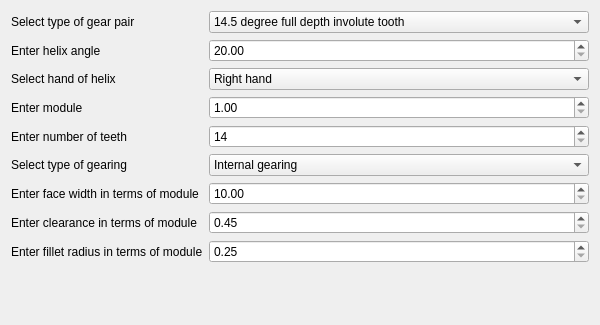
Old version of the form gui/gear/helical/ModelGui.ui in the repository absdarekar/modules-OctoCAD; both pictures show x 0 to 600 and y 0 to 325 of the 600 by 470 pixel window.
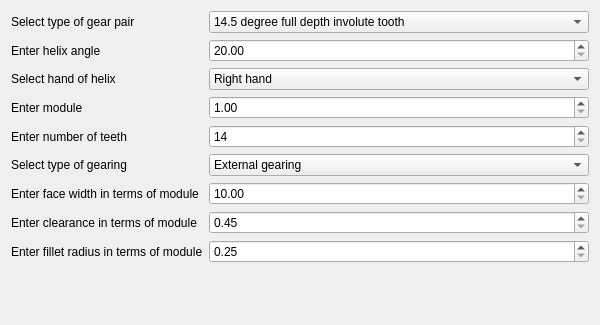
New version of the form.

Commit message: refactor: GUI for spur and helical gear CAD modules

The edit to the form file:
```diff
--- a/gui/gear/helical/ModelGui.ui
+++ b/gui/gear/helical/ModelGui.ui
@@ -151,11 +151,6 @@
      </item>
      <item row="5" column="1">
       <widget class="QComboBox" name="gearing">
-       <item>
-        <property name="text">
-         <string>Internal gearing</string>
-        </property>
-       </item>
        <item>
         <property name="text">
          <string>External gearing</string>
```
Left out of the diff: 5 changed lines with no effect on the pictures. The commit also changes 3 other files.
